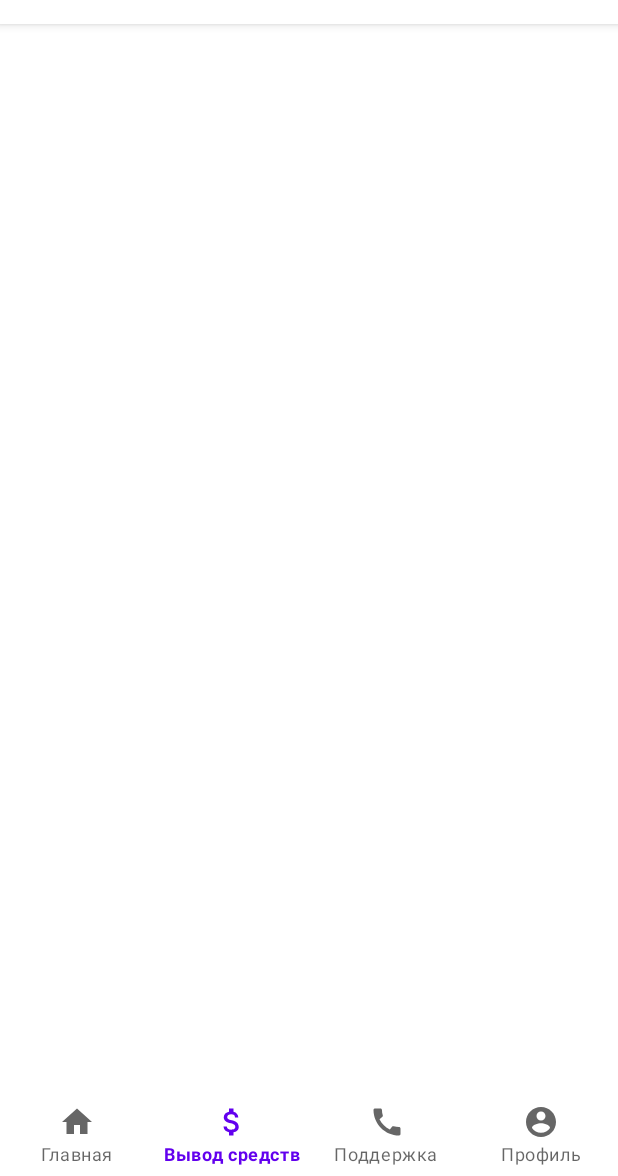
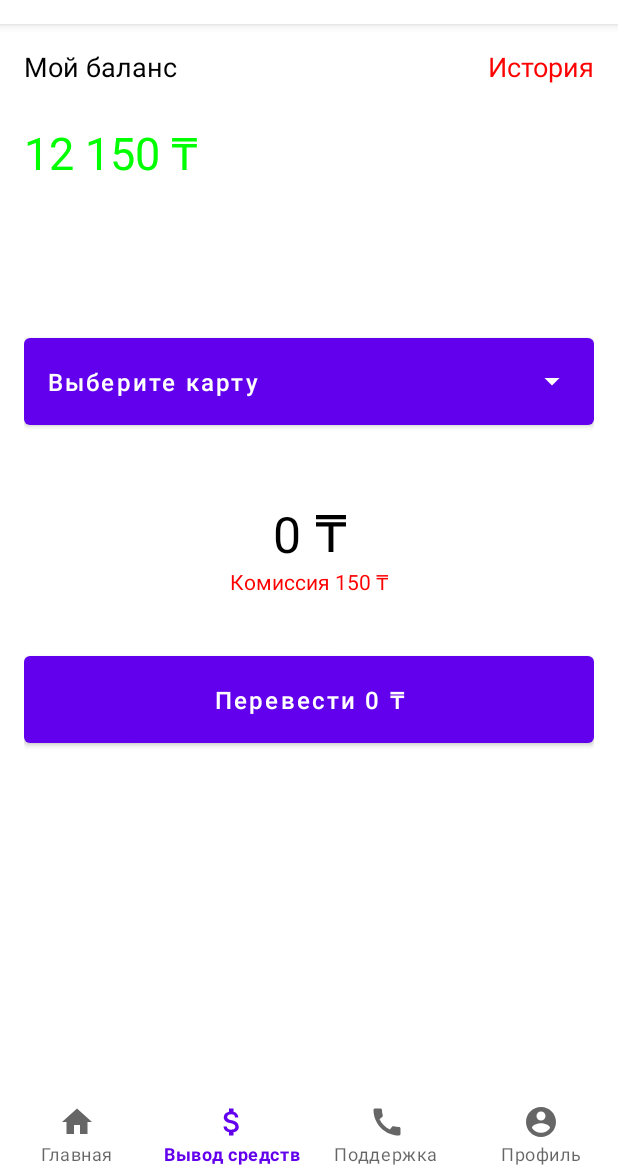
Before and after one commit to HahhVwgwg/NomadDi, an Android app: the screen it shows after launch (MainActivity), item 2 of the bottom bar chosen, on a phone screen of 412 x 824 dp, the part 60-1236 px from its top. Run offline under Robolectric (Android 15) with nearby library versions, the phone set to English and light mode, and no system bars; our stand-ins replace data binding, navigation-ui; libraries missing offline, so code that uses them is left out: com.denzcoskun.imageslider; 2 statements that could not run were skipped.

Commit message:
add withdraw-page-ui

```diff
--- /dev/null
+++ b/app/src/main/res/drawable/card_chooser_btn_bbg.xml
@@ -0,0 +1,7 @@
+<?xml version="1.0" encoding="utf-8"?>
+<shape android:shape="rectangle"
+    xmlns:android="http://schemas.android.com/apk/res/android">
+    <solid android:color="@color/white"/>
+    <stroke android:color="@color/grey_font" android:width="1dp"/>
+    <corners android:radius="10dp"/>
+</shape>
--- /dev/null
+++ b/app/src/main/res/drawable/ic_baseline_arrow_drop_down_24.xml
@@ -0,0 +1,10 @@
+<vector xmlns:android="http://schemas.android.com/apk/res/android"
+    android:width="24dp"
+    android:height="24dp"
+    android:viewportWidth="24"
+    android:viewportHeight="24"
+    android:tint="?attr/colorControlNormal">
+  <path
+      android:fillColor="@android:color/white"
+      android:pathData="M7,10l5,5 5,-5z"/>
+</vector>
--- /dev/null
+++ b/app/src/main/res/drawable/ic_tenge_sign.xml
@@ -0,0 +1,5 @@
+<vector android:height="24.346457dp" android:viewportHeight="300"
+    android:viewportWidth="254" android:width="20dp" xmlns:android="http://schemas.android.com/apk/res/android">
+    <path android:fillColor="#FF000000"
+        android:pathData="m0,0 l253.784,0 0,34.159L0,34.159 0,0zM0,58.272 L253.784,58.272 253.784,92.431 147.287,92.431 147.287,300 106.497,300 106.497,92.431L0,92.431 0,58.272z" android:strokeColor="#00000000"/>
+</vector>
--- a/app/src/main/res/layout/fragment_with_draw.xml
+++ b/app/src/main/res/layout/fragment_with_draw.xml
@@ -6,9 +6,118 @@
     <androidx.constraintlayout.widget.ConstraintLayout
         android:layout_width="match_parent"
         android:layout_height="match_parent"
-        tools:context=".withdraw.WithDrawFragment">
+        tools:context=".withdraw.WithDrawFragment"
+        android:layout_margin="16dp"
+        >
+
+            <TextView
+                app:layout_constraintStart_toStartOf="parent"
+                app:layout_constraintTop_toTopOf="parent"
+                android:id="@+id/my_balance_title"
+                android:layout_weight="1"
+                android:layout_width="match_parent"
+                android:layout_height="wrap_content"
+                android:text="@string/with_draw_page_balance_title"
+                android:textSize="18sp"
+                android:textColor="@color/black"
+                />
+            <TextView
+                app:layout_constraintTop_toTopOf="@+id/my_balance_title"
+                app:layout_constraintStart_toEndOf="@id/my_balance_title"
+                app:layout_constraintEnd_toEndOf="parent"
+                android:layout_weight="1"
+                android:layout_width="match_parent"
+                android:layout_height="wrap_content"
+                android:text="История"
+                android:gravity="end"
+                android:textSize="18sp"
+                android:textColor="@color/red"
+                />
+
+        <TextView
+            android:id="@+id/balance_amount_with_draw_page"
+            android:layout_width="match_parent"
+            android:layout_height="wrap_content"
+            android:text="12 150 \u20b8"
+            android:textColor="@color/green"
+            android:textSize="30sp"
+            app:layout_constraintBottom_toBottomOf="parent"
+            app:layout_constraintEnd_toEndOf="@+id/my_balance_title"
+            app:layout_constraintStart_toStartOf="@+id/my_balance_title"
+            app:layout_constraintTop_toBottomOf="@+id/my_balance_title"
+            app:layout_constraintVertical_bias="0.04000002" />
+
+        <androidx.constraintlayout.widget.ConstraintLayout
+            android:layout_width="match_parent"
+            android:layout_height="0dp"
+            app:layout_constraintTop_toBottomOf="@id/balance_amount_with_draw_page"
+            app:layout_constraintStart_toStartOf="parent"
+            app:layout_constraintEnd_toEndOf="parent"
+            app:layout_constraintBottom_toBottomOf="parent"
+            >
+
+            <Button
+                android:id="@+id/choose_card_btn"
+                android:layout_width="match_parent"
+                android:layout_height="70dp"
+                android:drawableEnd="@drawable/ic_baseline_arrow_drop_down_24"
+                android:drawableTint="@color/white"
+                android:text="Выберите карту"
+                android:textAlignment="textStart"
+                android:textAllCaps="false"
+                android:textSize="16sp"
+                app:layout_constraintBottom_toBottomOf="parent"
+                app:layout_constraintEnd_toEndOf="parent"
+                app:layout_constraintHorizontal_bias="0.0"
+                app:layout_constraintStart_toStartOf="parent"
+                app:layout_constraintTop_toTopOf="parent"
+                app:layout_constraintVertical_bias="0.187" />
+
+            <EditText
+                android:id="@+id/with_draw_amount"
+                android:layout_width="wrap_content"
+                android:layout_height="wrap_content"
+                android:layout_marginTop="44dp"
+                android:background="@android:color/transparent"
+                android:drawableEnd="@drawable/ic_tenge_sign"
+                android:gravity="center"
+                android:hint="@string/amount_hint"
+                android:drawablePadding="10dp"
+                android:inputType="numberDecimal"
+                android:textColor="@color/black"
+                android:textColorHint="@color/black"
+                android:textSize="33sp"
+                app:layout_constraintEnd_toEndOf="parent"
+                app:layout_constraintStart_toStartOf="parent"
+                app:layout_constraintTop_toBottomOf="@id/choose_card_btn"
+                tools:ignore="RtlCompat" />
+
+            <TextView
+                app:layout_constraintStart_toStartOf="parent"
+                app:layout_constraintEnd_toEndOf="parent"
+                android:layout_width="match_parent"
+                android:layout_height="wrap_content"
+                android:gravity="center"
+                android:text="Комиссия 150 \u20b8"
+                android:textColor="@color/red"
+                app:layout_constraintTop_toBottomOf="@id/with_draw_amount"
+                />
+
+            <Button
+                android:layout_width="match_parent"
+                android:layout_height="70dp"
+                android:text="Перевести 0 \u20b8"
+                android:textAllCaps="false"
+                app:layout_constraintBottom_toBottomOf="parent"
+                app:layout_constraintEnd_toEndOf="parent"
+                app:layout_constraintHorizontal_bias="0.0"
+                app:layout_constraintStart_toStartOf="parent"
+                android:textSize="16sp"
+                app:layout_constraintTop_toBottomOf="@id/with_draw_amount"
+                app:layout_constraintVertical_bias="0.202" />
 
 
+        </androidx.constraintlayout.widget.ConstraintLayout>
 
     </androidx.constraintlayout.widget.ConstraintLayout>
 
--- a/app/src/main/res/values/colors.xml
+++ b/app/src/main/res/values/colors.xml
@@ -8,4 +8,6 @@
     <color name="black">#FF000000</color>
     <color name="white">#FFFFFFFF</color>
     <color name="yellow">#ffd030</color>
+    <color name="red">#FF0000</color>
+    <color name="green">#00FF00</color>
 </resources>
--- a/app/src/main/res/values/strings.xml
+++ b/app/src/main/res/values/strings.xml
@@ -15,4 +15,6 @@
     <string name="phone_number">+77006537978</string>
     <string name="change_password_btn_text">Изменить пароль</string>
     <string name="change_pin_code_btn_text">Изменить код быстрого доступа</string>
+    <string name="with_draw_page_balance_title">Мой баланс</string>
+    <string name="amount_hint">0</string>
 </resources>
```
